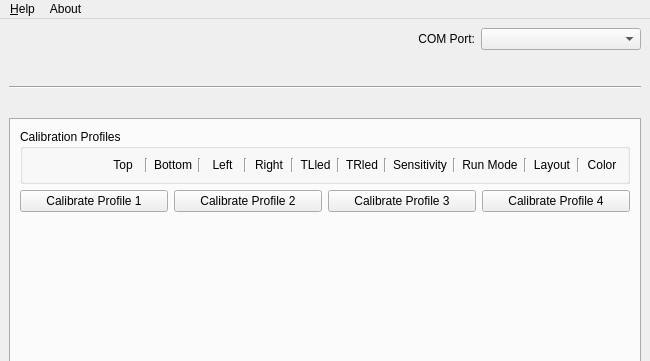
Before: the Qt Designer form src/appmainwindow.ui in TeamOpenFIRE/OpenFIRE-App, drawn with Qt 5; both pictures show x 0 to 650 and y 0 to 361 of the 650 by 992 pixel window.
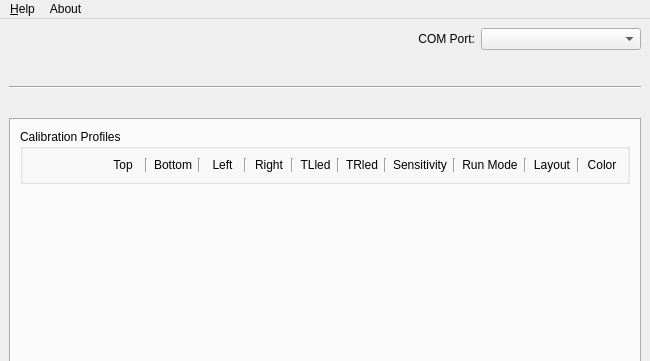
After: the same form once the commit is applied. The open tabs and pages were chosen to show the change. Icons and pictures are not drawn.

Commit message: Programmatically allocate and map all profile tab elements.

The edit to the form file:
```diff
--- a/src/appmainwindow.ui
+++ b/src/appmainwindow.ui
@@ -1376,36 +1376,7 @@
          </widget>
         </item>
         <item>
-         <layout class="QHBoxLayout" name="horizontalLayout_2">
-          <item>
-           <widget class="QPushButton" name="calib1Btn">
-            <property name="text">
-             <string>Calibrate Profile 1</string>
-            </property>
-           </widget>
-          </item>
-          <item>
-           <widget class="QPushButton" name="calib2Btn">
-            <property name="text">
-             <string>Calibrate Profile 2</string>
-            </property>
-           </widget>
-          </item>
-          <item>
-           <widget class="QPushButton" name="calib3Btn">
-            <property name="text">
-             <string>Calibrate Profile 3</string>
-            </property>
-           </widget>
-          </item>
-          <item>
-           <widget class="QPushButton" name="calib4Btn">
-            <property name="text">
-             <string>Calibrate Profile 4</string>
-            </property>
-           </widget>
-          </item>
-         </layout>
+         <layout class="QGridLayout" name="caliBtnsLayout"/>
         </item>
         <item>
          <spacer name="verticalSpacer_2">
```
The commit also changes 3 other files.
